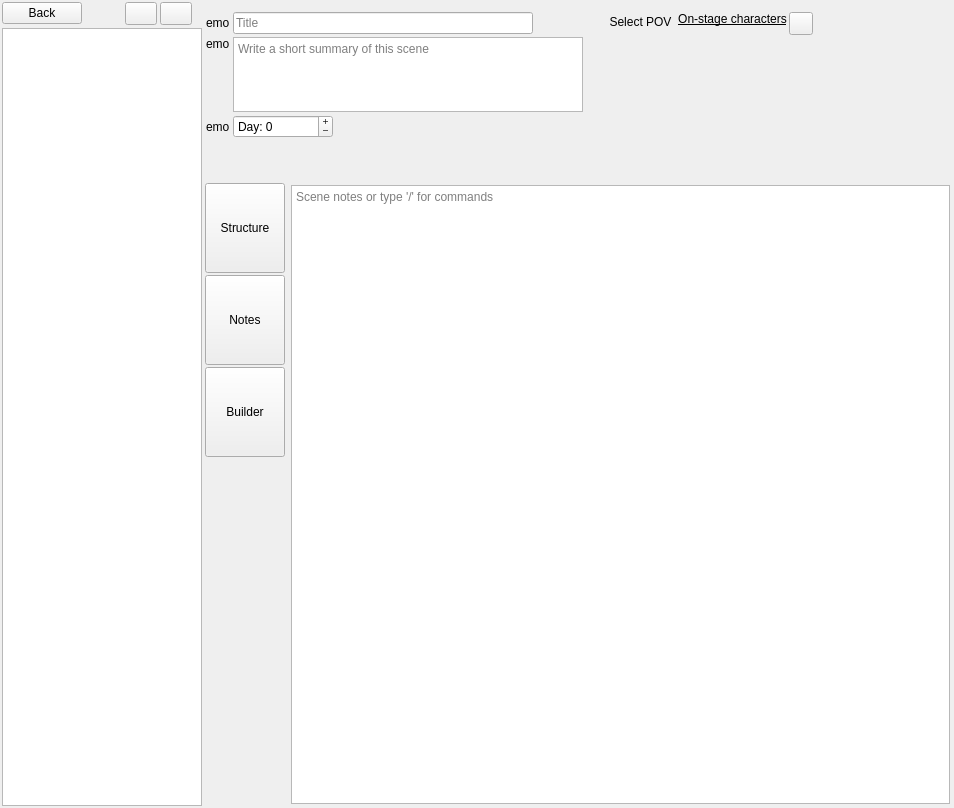
The window that ui/scene_editor.ui (zkovari/plotlyst) describes before a commit, drawn with Qt 5.
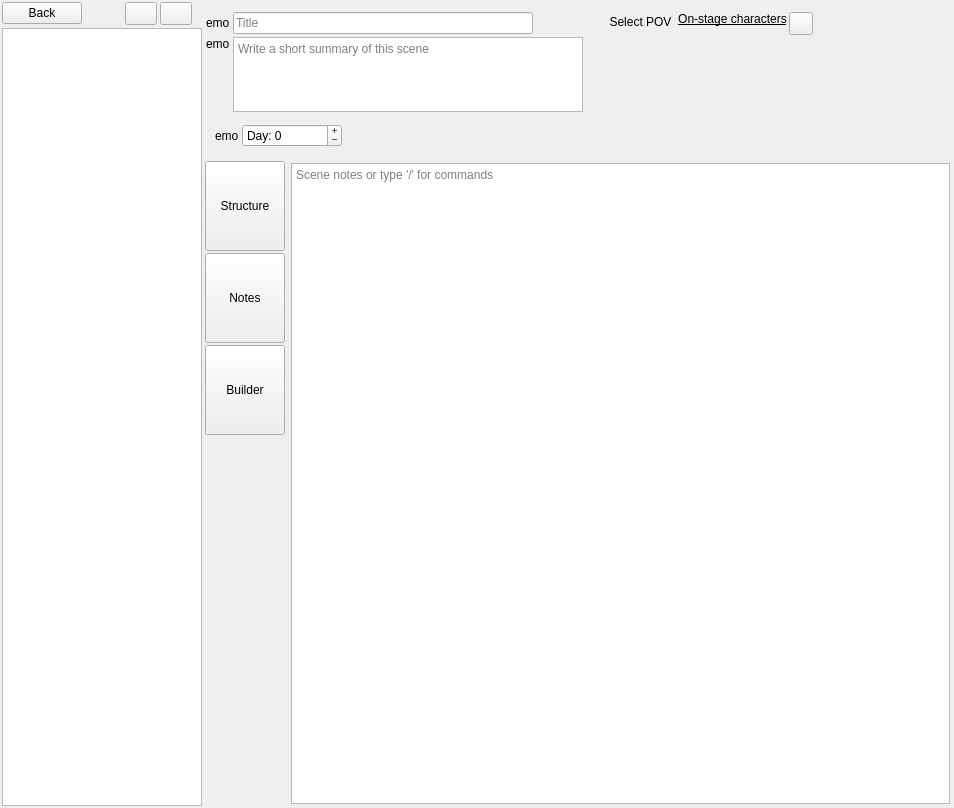
The same window after the commit. Custom widgets are drawn as their Qt base class.

Commit message: Fix vertical stretching of scene editor

What changed in the file:
```diff
--- a/ui/scene_editor.ui
+++ b/ui/scene_editor.ui
@@ -344,7 +344,8 @@
             </item>
            </layout>
           </item>
-          <item>
+          <item alignment="Qt::AlignTop">
+           <widget class="QWidget" name="wdgDayParent" native="true">
            <layout class="QHBoxLayout" name="horizontalLayout_16">
             <property name="spacing">
              <number>3</number>
@@ -404,22 +405,7 @@
              </spacer>
             </item>
            </layout>
-          </item>
-          <item>
-           <spacer name="verticalSpacer">
-            <property name="orientation">
-             <enum>Qt::Vertical</enum>
-            </property>
-            <property name="sizeType">
-             <enum>QSizePolicy::Preferred</enum>
-            </property>
-            <property name="sizeHint" stdset="0">
-             <size>
-              <width>20</width>
-              <height>40</height>
-             </size>
-            </property>
-           </spacer>
+           </widget>
           </item>
          </layout>
         </item>
@@ -528,7 +514,7 @@
           <item>
            <widget class="LabelsWidget" name="wdgCharacters" native="true">
             <property name="sizePolicy">
-             <sizepolicy hsizetype="Expanding" vsizetype="Preferred">
+             <sizepolicy hsizetype="Expanding" vsizetype="Maximum">
               <horstretch>0</horstretch>
               <verstretch>0</verstretch>
              </sizepolicy>
```
Lines whose indentation alone changed are shown as unchanged.
